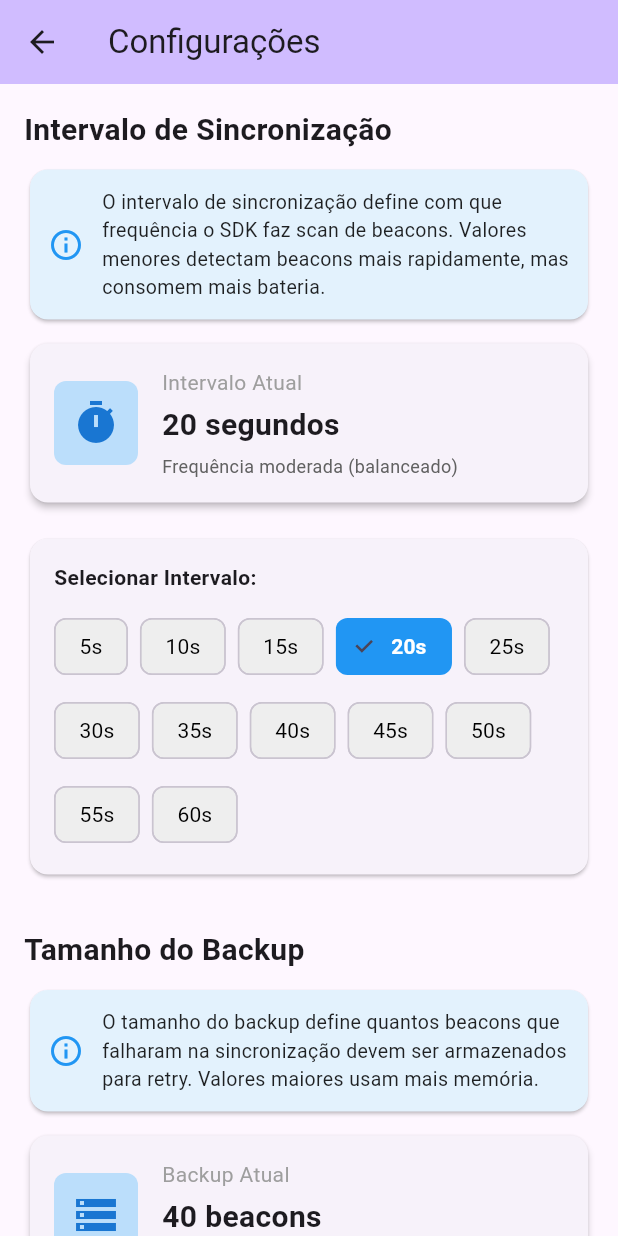
After one commit to Bearound/bearound-flutter-sdk, a Flutter app: the screen it shows after launch, after a tap on the "settings" icon, on a phone screen of 412 x 824 dp. The commit adds this screen. Run offline on Flutter 3.47's test engine with Material 3 defaults, Android fonts, the phone set to English and light mode, and no system bars; our stand-ins replace location, permission_handler, plugin_platform_interface.

Commit message:
chore: create version 1.3.1

````diff
--- a/example/lib/main.dart
+++ b/example/lib/main.dart
@@ -1,6 +1,7 @@
 import 'package:flutter/material.dart';
 import 'dart:async';
 import 'package:bearound_flutter_sdk/bearound_flutter_sdk.dart';
+import 'settings_page.dart';
 
 void main() {
   runApp(const MyApp());
@@ -204,6 +205,16 @@ class _BeaconHomePageState extends State<BeaconHomePage>
             ],
           ),
           actions: [
+            IconButton(
+              icon: const Icon(Icons.settings),
+              onPressed: () {
+                Navigator.push(
+                  context,
+                  MaterialPageRoute(builder: (context) => const SettingsPage()),
+                );
+              },
+              tooltip: 'Configurações',
+            ),
             Container(
               margin: const EdgeInsets.only(right: 16),
               child: Center(
--- /dev/null
+++ b/example/lib/settings_page.dart
@@ -0,0 +1,382 @@
+import 'package:flutter/material.dart';
+import 'package:bearound_flutter_sdk/bearound_flutter_sdk.dart';
+
+class SettingsPage extends StatefulWidget {
+  const SettingsPage({super.key});
+
+  @override
+  State<SettingsPage> createState() => _SettingsPageState();
+}
+
+class _SettingsPageState extends State<SettingsPage> {
+  SyncInterval _currentInterval = SyncInterval.time20;
+  BackupSize _currentBackupSize = BackupSize.size40;
+  bool _isLoading = true;
+
+  @override
+  void initState() {
+    super.initState();
+    _loadCurrentSettings();
+  }
+
+  Future<void> _loadCurrentSettings() async {
+    setState(() => _isLoading = true);
+    try {
+      final interval = await BearoundFlutterSdk.getSyncInterval();
+      final backupSize = await BearoundFlutterSdk.getBackupSize();
+      setState(() {
+        _currentInterval = interval;
+        _currentBackupSize = backupSize;
+        _isLoading = false;
+      });
+    } catch (e) {
+      setState(() => _isLoading = false);
+      if (mounted) {
+        ScaffoldMessenger.of(context).showSnackBar(
+          SnackBar(content: Text('Erro ao carregar configurações: $e')),
+        );
+      }
+    }
+  }
+
+  Future<void> _updateSyncInterval(SyncInterval interval) async {
+    try {
+      await BearoundFlutterSdk.setSyncInterval(interval);
+      setState(() => _currentInterval = interval);
+      if (mounted) {
+        ScaffoldMessenger.of(context).showSnackBar(
+          const SnackBar(
+            content: Text('Intervalo de sincronização atualizado!'),
+            backgroundColor: Colors.green,
+          ),
+        );
+      }
+    } catch (e) {
+      if (mounted) {
+        ScaffoldMessenger.of(context).showSnackBar(
+          SnackBar(
+            content: Text('Erro ao atualizar intervalo: $e'),
+            backgroundColor: Colors.red,
+          ),
+        );
+      }
+    }
+  }
+
+  Future<void> _updateBackupSize(BackupSize size) async {
+    try {
+      await BearoundFlutterSdk.setBackupSize(size);
+      setState(() => _currentBackupSize = size);
+      if (mounted) {
+        ScaffoldMessenger.of(context).showSnackBar(
+          const SnackBar(
+            content: Text('Tamanho do backup atualizado!'),
+            backgroundColor: Colors.green,
+          ),
+        );
+      }
+    } catch (e) {
+      if (mounted) {
+        ScaffoldMessenger.of(context).showSnackBar(
+          SnackBar(
+            content: Text('Erro ao atualizar backup: $e'),
+            backgroundColor: Colors.red,
+          ),
+        );
+      }
+    }
+  }
+
+  String _getIntervalDescription(SyncInterval interval) {
+    if (interval.seconds <= 10) {
+      return 'Alta frequência (maior consumo de bateria)';
+    } else if (interval.seconds <= 30) {
+      return 'Frequência moderada (balanceado)';
+    } else {
+      return 'Baixa frequência (economia de bateria)';
+    }
+  }
+
+  String _getBackupSizeDescription(BackupSize size) {
+    if (size.value <= 15) {
+      return 'Backup pequeno (menor uso de memória)';
+    } else if (size.value <= 35) {
+      return 'Backup moderado (balanceado)';
+    } else {
+      return 'Backup grande (mais resiliência)';
+    }
+  }
+
+  @override
+  Widget build(BuildContext context) {
+    return Scaffold(
+      appBar: AppBar(
+        title: const Text('Configurações'),
+        backgroundColor: Theme.of(context).colorScheme.inversePrimary,
+      ),
+      body: _isLoading
+          ? const Center(child: CircularProgressIndicator())
+          : ListView(
+              padding: const EdgeInsets.all(16),
+              children: [
+                _buildSectionHeader('Intervalo de Sincronização'),
+                _buildInfoCard(
+                  'O intervalo de sincronização define com que frequência '
+                  'o SDK faz scan de beacons. Valores menores detectam beacons '
+                  'mais rapidamente, mas consomem mais bateria.',
+                ),
+                const SizedBox(height: 8),
+                _buildCurrentSettingCard(
+                  icon: Icons.timer,
+                  title: 'Intervalo Atual',
+                  value: '${_currentInterval.seconds} segundos',
+                  description: _getIntervalDescription(_currentInterval),
+                ),
+                const SizedBox(height: 16),
+                _buildIntervalSelector(),
+                const SizedBox(height: 32),
+                _buildSectionHeader('Tamanho do Backup'),
+                _buildInfoCard(
+                  'O tamanho do backup define quantos beacons que falharam na '
+                  'sincronização devem ser armazenados para retry. Valores maiores '
+                  'usam mais memória.',
+                ),
+                const SizedBox(height: 8),
+                _buildCurrentSettingCard(
+                  icon: Icons.storage,
+                  title: 'Backup Atual',
+                  value: '${_currentBackupSize.value} beacons',
+                  description: _getBackupSizeDescription(_currentBackupSize),
+                ),
+                const SizedBox(height: 16),
+                _buildBackupSizeSelector(),
+                const SizedBox(height: 32),
+                _buildRecommendationsCard(),
+              ],
+            ),
+    );
+  }
+
+  Widget _buildSectionHeader(String title) {
+    return Padding(
+      padding: const EdgeInsets.only(bottom: 8),
+      child: Text(
+        title,
+        style: const TextStyle(fontSize: 20, fontWeight: FontWeight.bold),
+      ),
+    );
+  }
+
+  Widget _buildInfoCard(String text) {
+    return Card(
+      color: Colors.blue.shade50,
+      child: Padding(
+        padding: const EdgeInsets.all(12),
+        child: Row(
+          children: [
+            const Icon(Icons.info_outline, color: Colors.blue),
+            const SizedBox(width: 12),
+            Expanded(
+              child: Text(
+                text,
+                style: const TextStyle(fontSize: 13, color: Colors.black87),
+              ),
+            ),
+          ],
+        ),
+      ),
+    );
+  }
+
+  Widget _buildCurrentSettingCard({
+    required IconData icon,
+    required String title,
+    required String value,
+    required String description,
+  }) {
+    return Card(
+      elevation: 2,
+      child: Padding(
+        padding: const EdgeInsets.all(16),
+        child: Row(
+          children: [
+            Container(
+              padding: const EdgeInsets.all(12),
+              decoration: BoxDecoration(
+                color: Colors.blue.shade100,
+                borderRadius: BorderRadius.circular(8),
+              ),
+              child: Icon(icon, color: Colors.blue.shade700, size: 32),
+            ),
+            const SizedBox(width: 16),
+            Expanded(
+              child: Column(
+                crossAxisAlignment: CrossAxisAlignment.start,
+                children: [
+                  Text(
+                    title,
+                    style: const TextStyle(fontSize: 14, color: Colors.grey),
+                  ),
+                  const SizedBox(height: 4),
+                  Text(
+                    value,
+                    style: const TextStyle(
+                      fontSize: 20,
+                      fontWeight: FontWeight.bold,
+                    ),
+                  ),
+                  const SizedBox(height: 4),
+                  Text(
+                    description,
+                    style: TextStyle(fontSize: 12, color: Colors.grey.shade700),
+                  ),
+                ],
+              ),
+            ),
+          ],
+        ),
+      ),
+    );
+  }
+
+  Widget _buildIntervalSelector() {
+    return Card(
+      child: Padding(
+        padding: const EdgeInsets.all(16),
+        child: Column(
+          crossAxisAlignment: CrossAxisAlignment.start,
+          children: [
+            const Text(
+              'Selecionar Intervalo:',
+              style: TextStyle(fontWeight: FontWeight.bold),
+            ),
+            const SizedBox(height: 12),
+            Wrap(
+              spacing: 8,
+              runSpacing: 8,
+              children: SyncInterval.values.map((interval) {
+                final isSelected = interval == _currentInterval;
+                return FilterChip(
+                  label: Text('${interval.seconds}s'),
+                  selected: isSelected,
+                  onSelected: (selected) {
+                    if (selected) _updateSyncInterval(interval);
+                  },
+                  backgroundColor: isSelected
+                      ? Colors.blue
+                      : Colors.grey.shade200,
+                  selectedColor: Colors.blue,
+                  labelStyle: TextStyle(
+                    color: isSelected ? Colors.white : Colors.black,
+                    fontWeight: isSelected
+                        ? FontWeight.bold
+                        : FontWeight.normal,
+                  ),
+                );
+              }).toList(),
+            ),
+          ],
+        ),
+      ),
+    );
+  }
+
+  Widget _buildBackupSizeSelector() {
+    return Card(
+      child: Padding(
+        padding: const EdgeInsets.all(16),
+        child: Column(
+          crossAxisAlignment: CrossAxisAlignment.start,
+          children: [
+            const Text(
+              'Selecionar Tamanho:',
+              style: TextStyle(fontWeight: FontWeight.bold),
+            ),
+            const SizedBox(height: 12),
+            Wrap(
+              spacing: 8,
+              runSpacing: 8,
+              children: BackupSize.values.map((size) {
+                final isSelected = size == _currentBackupSize;
+                return FilterChip(
+                  label: Text('${size.value}'),
+                  selected: isSelected,
+                  onSelected: (selected) {
+                    if (selected) _updateBackupSize(size);
+                  },
+                  backgroundColor: isSelected
+                      ? Colors.blue
+                      : Colors.grey.shade200,
+                  selectedColor: Colors.blue,
+                  labelStyle: TextStyle(
+                    color: isSelected ? Colors.white : Colors.black,
+                    fontWeight: isSelected
+                        ? FontWeight.bold
+                        : FontWeight.normal,
+                  ),
+                );
+              }).toList(),
+            ),
+          ],
+        ),
+      ),
+    );
+  }
+
+  Widget _buildRecommendationsCard() {
+    return Card(
+      color: Colors.green.shade50,
+      child: Padding(
+        padding: const EdgeInsets.all(16),
+        child: Column(
+          crossAxisAlignment: CrossAxisAlignment.start,
+          children: [
+            Row(
+              children: [
+                Icon(Icons.lightbulb_outline, color: Colors.green.shade700),
+                const SizedBox(width: 8),
+                const Text(
+                  'Recomendações',
+                  style: TextStyle(fontSize: 18, fontWeight: FontWeight.bold),
+                ),
+              ],
+            ),
+            const SizedBox(height: 12),
+            _buildRecommendation(
+              '⚡ Monitoramento em tempo real',
+              'Intervalo: 5-10s | Backup: 15-20',
+            ),
+            _buildRecommendation(
+              '⚖️ Monitoramento padrão (recomendado)',
+              'Intervalo: 20-30s | Backup: 30-40',
+            ),
+            _buildRecommendation(
+              '🔋 Economia de bateria',
+              'Intervalo: 40-60s | Backup: 40-50',
+            ),
+            _buildRecommendation(
+              '📶 Apps offline-first',
+              'Intervalo: 30-60s | Backup: 50',
+            ),
+          ],
+        ),
+      ),
+    );
+  }
+
+  Widget _buildRecommendation(String title, String description) {
+    return Padding(
+      padding: const EdgeInsets.only(bottom: 8),
+      child: Column(
+        crossAxisAlignment: CrossAxisAlignment.start,
+        children: [
+          Text(title, style: const TextStyle(fontWeight: FontWeight.bold)),
+          Text(
+            description,
+            style: TextStyle(fontSize: 12, color: Colors.grey.shade700),
+          ),
+        ],
+      ),
+    );
+  }
+}
--- a/lib/bearound_flutter_sdk.dart
+++ b/lib/bearound_flutter_sdk.dart
@@ -118,4 +118,56 @@ class BearoundFlutterSdk {
   /// ```
   static Stream<BeaconEvent> get regionStream =>
       BearoundFlutterSdkPlatform.instance.regionStream;
+
+  /// Define o intervalo de sincronização de beacons (frequência de scan).
+  ///
+  /// Configura com que frequência o SDK faz scan de beacons.
+  /// Valores menores = maior consumo de bateria, mas detecção mais rápida.
+  /// Valores maiores = menor consumo de bateria, mas detecção mais lenta.
+  ///
+  /// Exemplo:
+  /// ```dart
+  /// await BearoundFlutterSdk.setSyncInterval(SyncInterval.time20); // 20 segundos (padrão)
+  /// await BearoundFlutterSdk.setSyncInterval(SyncInterval.time60); // 60 segundos (economia de bateria)
+  /// ```
+  ///
+  /// Pode ser chamado antes ou depois de `startScan()` para ajuste dinâmico.
+  static Future<void> setSyncInterval(SyncInterval interval) async =>
+      await BearoundFlutterSdkPlatform.instance.setSyncInterval(interval);
+
+  /// Define o tamanho do backup de beacons perdidos.
+  ///
+  /// Configura quantos beacons que falharam na sincronização devem ser
+  /// armazenados para retry. Valores maiores = mais memória usada.
+  ///
+  /// Exemplo:
+  /// ```dart
+  /// await BearoundFlutterSdk.setBackupSize(BackupSize.size40); // 40 beacons (padrão)
+  /// await BearoundFlutterSdk.setBackupSize(BackupSize.size10); // 10 beacons (economia de memória)
+  /// ```
+  ///
+  /// ⚠️ Android: Deve ser chamado ANTES de `startScan()`.
+  /// ⚠️ iOS: Pode ser chamado a qualquer momento.
+  static Future<void> setBackupSize(BackupSize size) async =>
+      await BearoundFlutterSdkPlatform.instance.setBackupSize(size);
+
+  /// Retorna o intervalo de sincronização atual.
+  ///
+  /// Exemplo:
+  /// ```dart
+  /// final interval = await BearoundFlutterSdk.getSyncInterval();
+  /// print('Intervalo atual: ${interval.seconds} segundos');
+  /// ```
+  static Future<SyncInterval> getSyncInterval() async =>
+      await BearoundFlutterSdkPlatform.instance.getSyncInterval();
+
+  /// Retorna o tamanho do backup atual.
+  ///
+  /// Exemplo:
+  /// ```dart
+  /// final size = await BearoundFlutterSdk.getBackupSize();
+  /// print('Tamanho do backup: ${size.value} beacons');
+  /// ```
+  static Future<BackupSize> getBackupSize() async =>
+      await BearoundFlutterSdkPlatform.instance.getBackupSize();
 }
--- a/lib/bearound_flutter_sdk_method_channel.dart
+++ b/lib/bearound_flutter_sdk_method_channel.dart
@@ -76,4 +76,26 @@ class MethodChannelBearoundFlutterSdk extends BearoundFlutterSdkPlatform {
     });
     return _regionStream!;
   }
+
+  @override
+  Future<void> setSyncInterval(SyncInterval interval) async {
+    await _channel.invokeMethod('setSyncInterval', {'interval': interval.name});
+  }
+
+  @override
+  Future<void> setBackupSize(BackupSize size) async {
+    await _channel.invokeMethod('setBackupSize', {'size': size.name});
+  }
+
+  @override
+  Future<SyncInterval> getSyncInterval() async {
+    final result = await _channel.invokeMethod<String>('getSyncInterval');
+    return SyncInterval.fromString(result ?? 'time20');
+  }
+
+  @override
+  Future<BackupSize> getBackupSize() async {
+    final result = await _channel.invokeMethod<String>('getBackupSize');
+    return BackupSize.fromString(result ?? 'size40');
+  }
 }
--- a/lib/src/core.dart
+++ b/lib/src/core.dart
@@ -2,3 +2,4 @@ export 'core/beacon_scanner.dart';
 export 'core/permission_service.dart';
 export 'models/beacon.dart';
 export 'models/beacon_event.dart';
+export 'models/configuration.dart';
--- /dev/null
+++ b/lib/src/models/configuration.dart
@@ -0,0 +1,120 @@
+/// Intervalo de sincronização de beacons (frequência de scan).
+///
+/// Define com que frequência o SDK faz scan de beacons.
+/// Valores menores = maior consumo de bateria, mas detecção mais rápida.
+/// Valores maiores = menor consumo de bateria, mas detecção mais lenta.
+enum SyncInterval {
+  /// 5 segundos - Alta frequência (maior consumo de bateria)
+  time5(5),
+
+  /// 10 segundos - Frequência alta
+  time10(10),
+
+  /// 15 segundos - Frequência moderada-alta
+  time15(15),
+
+  /// 20 segundos - Frequência padrão (balanceada)
+  time20(20),
+
+  /// 25 segundos - Frequência moderada
+  time25(25),
+
+  /// 30 segundos - Frequência moderada-baixa
+  time30(30),
+
+  /// 35 segundos - Frequência baixa
+  time35(35),
+
+  /// 40 segundos - Frequência baixa
+  time40(40),
+
+  /// 45 segundos - Frequência muito baixa
+  time45(45),
+
+  /// 50 segundos - Frequência muito baixa
+  time50(50),
+
+  /// 55 segundos - Frequência mínima
+  time55(55),
+
+  /// 60 segundos - Frequência mínima (máxima economia de bateria)
+  time60(60);
+
+  const SyncInterval(this.seconds);
+
+  /// Duração em segundos
+  final int seconds;
+
+  /// Converte de string para enum
+  static SyncInterval fromString(String value) {
+    return SyncInterval.values.firstWhere(
+      (e) => e.name == value,
+      orElse: () => SyncInterval.time20,
+    );
+  }
+
+  /// Converte de valor inteiro para enum
+  static SyncInterval fromSeconds(int seconds) {
+    return SyncInterval.values.firstWhere(
+      (e) => e.seconds == seconds,
+      orElse: () => SyncInterval.time20,
+    );
+  }
+}
+
+/// Tamanho do backup de beacons perdidos.
+///
+/// Define quantos beacons que falharam na sincronização devem ser
+/// armazenados para retry. Valores maiores = mais memória usada.
+enum BackupSize {
+  /// 5 beacons - Backup mínimo
+  size5(5),
+
+  /// 10 beacons - Backup pequeno
+  size10(10),
+
+  /// 15 beacons - Backup moderado-pequeno
+  size15(15),
+
+  /// 20 beacons - Backup moderado
+  size20(20),
+
+  /// 25 beacons - Backup moderado
+  size25(25),
+
+  /// 30 beacons - Backup moderado-grande
+  size30(30),
+
+  /// 35 beacons - Backup grande
+  size35(35),
+
+  /// 40 beacons - Backup padrão (balanceado)
+  size40(40),
+
+  /// 45 beacons - Backup muito grande
+  size45(45),
+
+  /// 50 beacons - Backup máximo
+  size50(50);
+
+  const BackupSize(this.value);
+
+  /// Número de beacons no backup
+  final int value;
+
+  /// Converte de string para enum
+  static BackupSize fromString(String value) {
+    return BackupSize.values.firstWhere(
+      (e) => e.name == value,
+      orElse: () => BackupSize.size40,
+    );
+  }
+
+  /// Converte de valor inteiro para enum
+  static BackupSize fromValue(int value) {
+    return BackupSize.values.firstWhere(
+      (e) => e.value == value,
+      orElse: () => BackupSize.size40,
+    );
+  }
+}
--- a/pubspec.yaml
+++ b/pubspec.yaml
@@ -1,6 +1,6 @@
 name: bearound_flutter_sdk
 description: "Bearound Flutter SDK"
-version: 1.2.2
+version: 1.3.1
 repository: https://github.com/Bearound/bearound-flutter-sdk
 issue_tracker: https://github.com/Bearound/bearound-flutter-sdk/issues
 homepage:
````
Also changed, not shown: lib/bearound_flutter_sdk_platform_interface.dart (+20 -0 lines), 7 other files.
